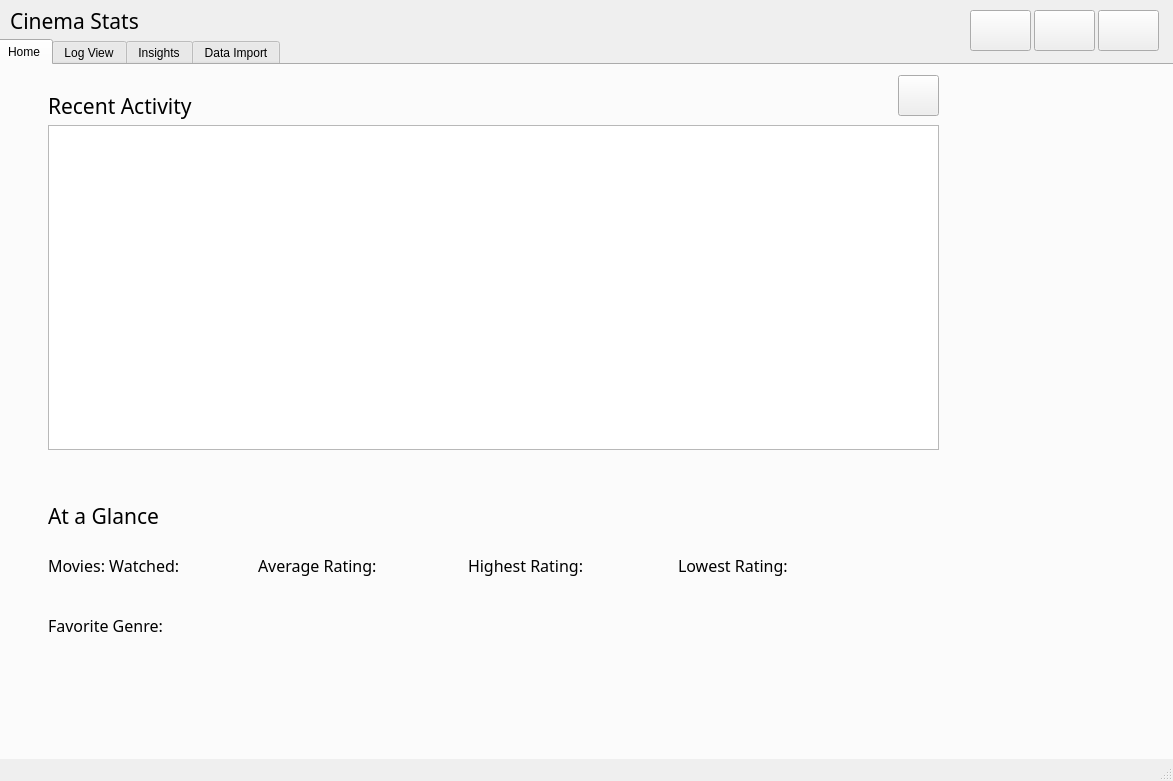
steinmns/Cinema-Stats, file UI Files/MainWindowV1.ui: the form before one commit.
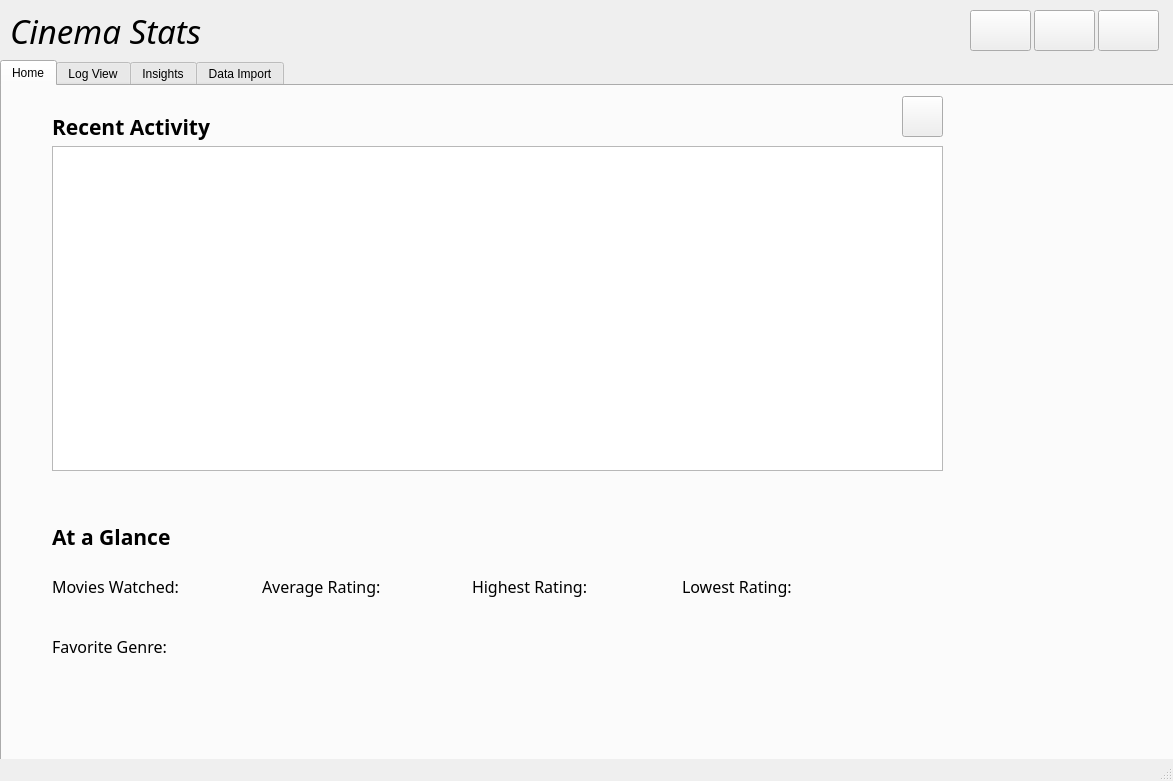
The form after the commit.

Patch:
```diff
--- a/UI Files/MainWindowV1.ui
+++ b/UI Files/MainWindowV1.ui
@@ -23,12 +23,17 @@
    <widget class="QTabWidget" name="MainTabMenu">
     <property name="geometry">
      <rect>
-      <x>-4</x>
-      <y>39</y>
+      <x>0</x>
+      <y>60</y>
       <width>1181</width>
-      <height>751</height>
+      <height>711</height>
      </rect>
     </property>
+    <property name="font">
+     <font>
+      <family>MS Shell Dlg 2</family>
+     </font>
+    </property>
     <property name="currentIndex">
      <number>0</number>
     </property>
@@ -47,8 +52,10 @@
       </property>
       <property name="font">
        <font>
-        <family>Mollen Personal Use</family>
+        <family>Montserrat</family>
         <pointsize>16</pointsize>
+        <weight>75</weight>
+        <bold>true</bold>
        </font>
       </property>
       <property name="text">
@@ -94,12 +101,14 @@
       </property>
       <property name="font">
        <font>
-        <family>Mollen Personal Use</family>
+        <family>Montserrat</family>
         <pointsize>12</pointsize>
+        <weight>50</weight>
+        <bold>false</bold>
        </font>
       </property>
       <property name="text">
-       <string>Movies: Watched: </string>
+       <string>Movies Watched: </string>
       </property>
      </widget>
      <widget class="QLabel" name="AverageRatingLabel">
@@ -113,8 +122,10 @@
       </property>
       <property name="font">
        <font>
-        <family>Mollen Personal Use</family>
+        <family>Montserrat</family>
         <pointsize>12</pointsize>
+        <weight>50</weight>
+        <bold>false</bold>
        </font>
       </property>
       <property name="text">
@@ -132,8 +143,10 @@
       </property>
       <property name="font">
        <font>
-        <family>Mollen Personal Use</family>
+        <family>Montserrat</family>
         <pointsize>12</pointsize>
+        <weight>50</weight>
+        <bold>false</bold>
        </font>
       </property>
       <property name="text">
@@ -151,8 +164,10 @@
       </property>
       <property name="font">
        <font>
-        <family>Mollen Personal Use</family>
+        <family>Montserrat</family>
         <pointsize>12</pointsize>
+        <weight>50</weight>
+        <bold>false</bold>
        </font>
       </property>
       <property name="text">
@@ -170,8 +185,12 @@
       </property>
       <property name="font">
        <font>
-        <family>Mollen Personal Use</family>
+        <family>Montserrat</family>
         <pointsize>16</pointsize>
+        <weight>75</weight>
+        <italic>false</italic>
+        <bold>true</bold>
+        <kerning>true</kerning>
        </font>
       </property>
       <property name="text">
@@ -211,8 +230,10 @@
       </property>
       <property name="font">
        <font>
-        <family>Mollen Personal Use</family>
+        <family>Montserrat</family>
         <pointsize>12</pointsize>
+        <weight>50</weight>
+        <bold>false</bold>
        </font>
       </property>
       <property name="text">
@@ -514,15 +535,16 @@
     <property name="geometry">
      <rect>
       <x>10</x>
-      <y>0</y>
-      <width>151</width>
+      <y>10</y>
+      <width>251</width>
       <height>41</height>
      </rect>
     </property>
     <property name="font">
      <font>
-      <family>Mollen Personal Use</family>
-      <pointsize>16</pointsize>
+      <family>Rubik Black</family>
+      <pointsize>25</pointsize>
+      <italic>true</italic>
      </font>
     </property>
     <property name="text">
```
Left out of the diff: 28 changed lines with no effect on the pictures.
